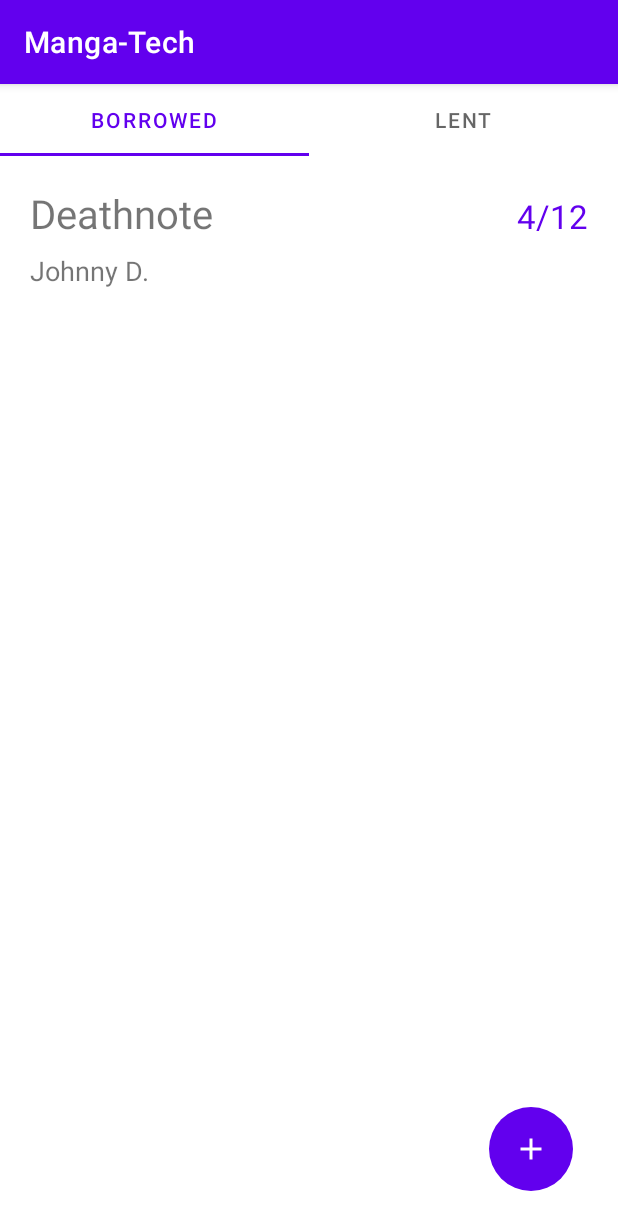
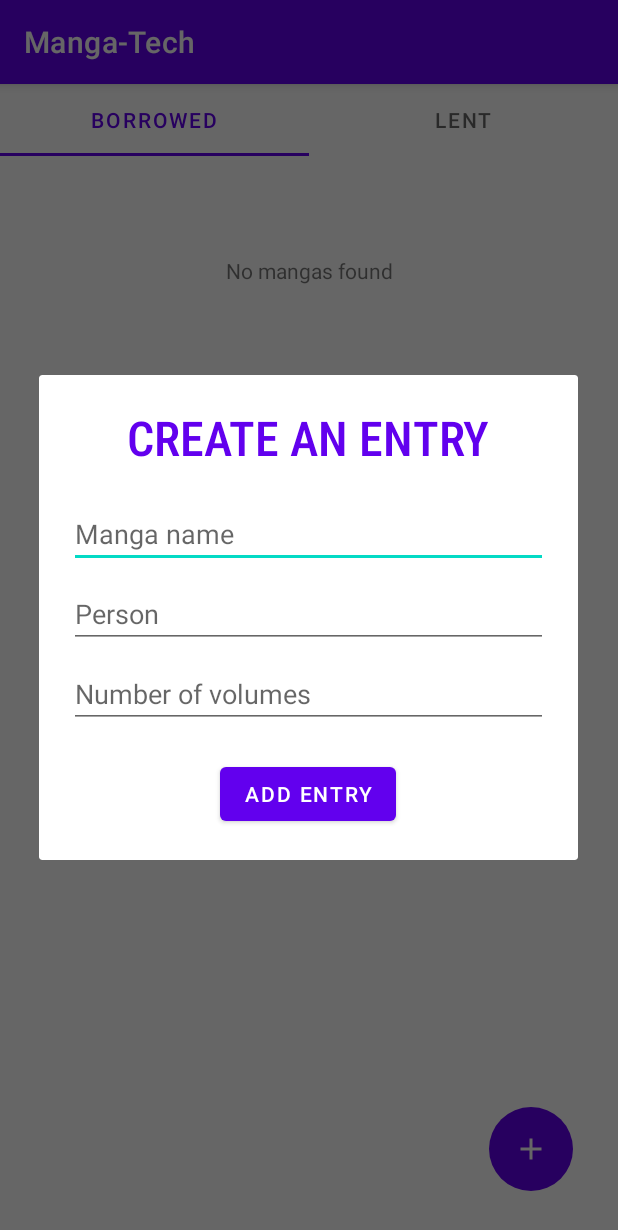
Before and after one commit to Guillaume-prog/Manga-tech, an Android app: the screen it shows after launch (MainActivity), after a tap on an icon or button, on a phone screen of 412 x 824 dp. Shown: the top 1230 px of the screen. Run offline under Robolectric (Android 15) with nearby library versions, the phone set to English and light mode, and no system bars.

Commit message:
Made adding and removing manga possible

```diff
--- a/app/src/main/java/dev/regucorp/manga_tech/BaseActivity.java
+++ b/app/src/main/java/dev/regucorp/manga_tech/BaseActivity.java
@@ -8,6 +8,7 @@ import android.widget.Toast;
 import androidx.appcompat.app.AppCompatActivity;
 
 import dev.regucorp.manga_tech.data.DataHandler;
+import dev.regucorp.manga_tech.data.MangaModel;
 
 public class BaseActivity extends AppCompatActivity {
 
@@ -17,6 +18,9 @@ public class BaseActivity extends AppCompatActivity {
         @Override
         protected void onCreate(Bundle savedInstanceState) {
             super.onCreate(savedInstanceState);
+
+            MangaModel.createInstance(getResources());
+
             db = DataHandler.getInstance(this);
             inflater = getLayoutInflater();
         }
--- a/app/src/main/java/dev/regucorp/manga_tech/MainActivity.java
+++ b/app/src/main/java/dev/regucorp/manga_tech/MainActivity.java
@@ -1,22 +1,12 @@
 package dev.regucorp.manga_tech;
 
-import androidx.annotation.NonNull;
-import androidx.fragment.app.Fragment;
-import androidx.fragment.app.FragmentPagerAdapter;
-import androidx.fragment.app.FragmentTransaction;
+import androidx.appcompat.app.AlertDialog;
 import androidx.viewpager.widget.ViewPager;
-import androidx.viewpager2.widget.ViewPager2;
-
 import android.os.Bundle;
-import android.util.Log;
-import android.view.LayoutInflater;
 import android.view.View;
 import android.widget.Button;
 import android.widget.EditText;
-import android.widget.FrameLayout;
 import android.widget.ImageButton;
-import android.widget.LinearLayout;
-import android.widget.TextView;
 
 import com.google.android.material.tabs.TabLayout;
 
@@ -40,10 +30,29 @@ public class MainActivity extends BaseActivity {
         setupTabs();
 
         ImageButton button = findViewById(R.id.add_button);
-        button.setOnClickListener(v -> {
-            TabFragment fr = (TabFragment) adapter.getItem(tabLayout.getSelectedTabPosition());
-            fr.addManga(new MangaEntry(MangaEntry.BORROW, "Johnny D.", "Deathnote", 4, 10));
+        button.setOnClickListener(showDialogBtn -> {
+            AlertDialog dialog = createDialog();
+            dialog.show();
+
+            Button submit = dialog.findViewById(R.id.dialog_add_manga);
+            submit.setOnClickListener(addMangaBtn -> addEntry(dialog));
         });
+    }
+
+    private void addEntry(AlertDialog d) {
+        String mangaName = getValue(d, R.id.manga_name);
+        String mangaPerson = getValue(d, R.id.manga_person);
+        int mangaVols = Integer.parseInt(getValue(d, R.id.manga_vols));
+        int type = (tabLayout.getSelectedTabPosition() == 0) ? MangaEntry.BORROW : MangaEntry.LEND;
+
+        MangaEntry entry = new MangaEntry(type, mangaPerson, mangaName, mangaVols);
+        MangaModel.getInstance().addEntry(db, entry);
+
+        TabFragment fr = (TabFragment) adapter.getItem(tabLayout.getSelectedTabPosition());
+        fr.addManga(entry);
+
+        d.dismiss();
+        toast("Added manga");
     }
 
     private void setupTabs() {
@@ -52,13 +61,24 @@ public class MainActivity extends BaseActivity {
         MangaEntry[] borrowed = MangaModel.getInstance().get(db, MangaEntry.BORROW);
         MangaEntry[] lent = MangaModel.getInstance().get(db, MangaEntry.LEND);
 
-        adapter.add("Borrowed", new TabFragment(borrowed));
-        adapter.add("Lent", new TabFragment(lent));
+        adapter.add("Borrowed", new TabFragment(db, borrowed));
+        adapter.add("Lent", new TabFragment(db, lent));
 
         adapter.setUpPager(tabLayout, viewPager);
     }
 
+    private AlertDialog createDialog() {
+        View dialogView = load(R.layout.add_entry_dialog);
 
+        AlertDialog.Builder builder = new AlertDialog.Builder(MainActivity.this);
+        builder.setView(dialogView);
+        return builder.create();
+    }
+
+    private String getValue(AlertDialog d, int resid) {
+        EditText e = d.findViewById(resid);
+        return e.getText().toString();
+    }
 
     /*private void addEntry() {
         String name = getInputValue(R.id.manga_name);
--- a/app/src/main/java/dev/regucorp/manga_tech/TabFragment.java
+++ b/app/src/main/java/dev/regucorp/manga_tech/TabFragment.java
@@ -13,20 +13,27 @@ import android.widget.EditText;
 import android.widget.LinearLayout;
 import android.widget.TextView;
 
+import java.util.ArrayList;
+import java.util.Collection;
+import java.util.List;
+
+import dev.regucorp.manga_tech.data.DataHandler;
 import dev.regucorp.manga_tech.data.MangaEntry;
 import dev.regucorp.manga_tech.data.MangaModel;
 
 public class TabFragment extends Fragment {
 
     private String TAG = "TabFragment";
-    private int numEntries;
-    private MangaEntry[] entries;
+    private List<MangaEntry> entries = new ArrayList<MangaEntry>();
+    private MangaEntry[] startEntries;
+
+    private DataHandler db;
 
     private LinearLayout ll;
 
-    public TabFragment(MangaEntry[] entries) {
-        numEntries = 0;
-        this.entries = entries;
+    public TabFragment(DataHandler db, MangaEntry[] entryList) {
+        this.db = db;
+        this.startEntries = entryList;
     }
 
     @Override
@@ -40,8 +47,8 @@ public class TabFragment extends Fragment {
     }
 
     public void init() {
-        if(entries != null) {
-            for(MangaEntry e : entries) {
+        if(startEntries != null) {
+            for(MangaEntry e : startEntries) {
                 addManga(e);
             }
         } else {
@@ -51,14 +58,31 @@ public class TabFragment extends Fragment {
 
     public void addManga(MangaEntry entry) {
         View v = getLayoutInflater().inflate(R.layout.manga_component, null);
+        String percentage = entry.getNumOwned() + "/" + entry.getNumVolumes();
 
         setText(v, R.id.manga_name, entry.getName());
         setText(v, R.id.manga_person, entry.getPerson());
-        setText(v, R.id.manga_vols, "4/12");
+        setText(v, R.id.manga_vols, percentage);
 
-        if(numEntries == 0) ll.removeAllViews();
+        // Access manga vols
+        v.setOnClickListener(view -> {
+            // TODO : Send to new activity
+        });
+
+        // Delete
+        v.setOnLongClickListener(view -> {
+            ll.removeView(v);
+            MangaModel.getInstance().deleteEntry(db, entry);
+
+            entries.remove(entry);
+            if(entries.size() == 0) showNoEntries();
+            return true;
+        });
+
+        entries.add(entry);
+        if(entries.size() > 0) ll.removeAllViews();
+
         ll.addView(v);
-        numEntries++;
     }
 
     private void setText(View v, int resid, String text) {
--- a/app/src/main/java/dev/regucorp/manga_tech/data/DataHandler.java
+++ b/app/src/main/java/dev/regucorp/manga_tech/data/DataHandler.java
@@ -1,6 +1,7 @@
 package dev.regucorp.manga_tech.data;
 
 import android.content.Context;
+import android.content.res.Resources;
 import android.database.sqlite.SQLiteDatabase;
 import android.database.sqlite.SQLiteOpenHelper;
 import android.util.Log;
@@ -18,7 +19,7 @@ public class DataHandler extends SQLiteOpenHelper {
 
     // DB info
     private static final String DB_NAME = "mangatech";
-    private static final int DB_VERSION = 10;
+    private static final int DB_VERSION = 11;
 
     private DataHandler(Context context) {
         super(context, DB_NAME, null, DB_VERSION);
--- a/app/src/main/java/dev/regucorp/manga_tech/data/MangaModel.java
+++ b/app/src/main/java/dev/regucorp/manga_tech/data/MangaModel.java
@@ -1,35 +1,36 @@
 package dev.regucorp.manga_tech.data;
 
 import android.content.ContentValues;
+import android.content.res.Resources;
 import android.database.Cursor;
 import android.database.sqlite.SQLiteDatabase;
 import android.util.Log;
+
+import dev.regucorp.manga_tech.R;
 
 public class MangaModel {
 
     private static final String TAG = "MangaModel";
 
     private static MangaModel instance;
+
+    public static void createInstance(Resources resources) {
+        if(instance == null) instance = new MangaModel(resources);
+    }
+
     public static MangaModel getInstance() {
-        if(instance == null) instance = new MangaModel();
         return instance;
     }
 
     private static final String TABLE_NAME = "manga_ledger";
+    private Resources res;
 
-    private MangaModel() {
-
+    private MangaModel(Resources res) {
+        this.res = res;
     }
 
     public void createTable(SQLiteDatabase db) {
-        db.execSQL("CREATE TABLE "+ TABLE_NAME +"(" +
-                "id           INT          PRIMARY KEY, " +
-                "type         INT          NOT NULL, " +
-                "person       VARCHAR(255) NOT NULL, " +
-                "name         VARCHAR(255) NOT NULL, " +
-                "start_volume INT          NOT NULL, " +
-                "end_volume   INT          NOT NULL" +
-                ");");
+        db.execSQL(res.getString(R.string.sql_manga_table_create, TABLE_NAME));
         Log.d("HI", "createTable: table created");
     }
 
@@ -43,8 +44,8 @@ public class MangaModel {
         cv.put("type", entry.getType());
 
         cv.put("name", entry.getName());
-        cv.put("start_volume", entry.getStartVolume());
-        cv.put("end_volume", entry.getEndVolume());
+        cv.put("num_volumes", entry.getNumVolumes());
+        cv.put("owned", entry.getOwned());
 
         db.getWritableDatabase().insert(TABLE_NAME, null, cv);
     }
@@ -63,8 +64,7 @@ public class MangaModel {
                         c.getInt(1),
                         c.getString(2),
                         c.getString(3),
-                        c.getInt(4),
-                        c.getInt(5));
+                        c.getInt(4));
 
                 entries[c.getPosition()].setId(c.getInt(0));
             } while(c.moveToNext());
@@ -84,6 +84,6 @@ public class MangaModel {
     }
 
     public void deleteEntry(DataHandler db, MangaEntry entry) {
-        db.getWritableDatabase().execSQL("DELETE FROM "+ TABLE_NAME +" WHERE id = "+ entry.getId() +";");
+        db.getWritableDatabase().execSQL("DELETE FROM "+ TABLE_NAME +" WHERE name = '"+ entry.getName() +"';");
     }
 }
--- /dev/null
+++ b/app/src/main/res/layout/add_entry_dialog.xml
@@ -0,0 +1,48 @@
+<?xml version="1.0" encoding="utf-8"?>
+<LinearLayout xmlns:android="http://schemas.android.com/apk/res/android"
+    xmlns:tools="http://schemas.android.com/tools"
+    tools:context=".MainActivity"
+    android:layout_width="match_parent"
+    android:layout_height="wrap_content"
+    android:orientation="vertical"
+    android:padding="20dp">
+
+    <TextView
+        android:layout_width="match_parent"
+        android:layout_height="wrap_content"
+        android:text="CREATE AN ENTRY"
+        android:textSize="32sp"
+        android:textColor="@color/purple_500"
+        android:fontFamily="sans-serif-condensed-medium"
+        android:layout_marginBottom="20dp"
+        android:gravity="center" />
+
+    <EditText
+        android:id="@+id/manga_name"
+        android:layout_width="match_parent"
+        android:layout_height="wrap_content"
+        android:hint="Manga name" />
+
+    <EditText
+        android:id="@+id/manga_person"
+        android:layout_width="match_parent"
+        android:layout_height="wrap_content"
+        android:hint="Person"
+        android:layout_marginVertical="8dp"/>
+
+    <EditText
+        android:id="@+id/manga_vols"
+        android:layout_width="match_parent"
+        android:layout_height="wrap_content"
+        android:inputType="number"
+        android:hint="Number of volumes"/>
+
+    <Button
+        android:id="@+id/dialog_add_manga"
+        android:layout_width="wrap_content"
+        android:layout_height="wrap_content"
+        android:text="Add entry"
+        android:layout_gravity="center"
+        android:layout_marginTop="20dp"/>
+
+</LinearLayout>
--- a/app/src/main/res/values/strings.xml
+++ b/app/src/main/res/values/strings.xml
@@ -1,3 +1,13 @@
 <resources>
     <string name="app_name">Manga-Tech</string>
+
+    <!-- All stuff SQL related -->
+    <string name="sql_manga_table_create">CREATE TABLE %s (
+        id           INT          PRIMARY KEY,
+        type         INT          NOT NULL,
+        person       VARCHAR(255) NOT NULL,
+        name         VARCHAR(255) NOT NULL,
+        num_volumes  INT          NOT NULL,
+        owned        TEXT         NOT NULL
+    );</string>
 </resources>
```
Also changed, not shown: app/src/main/java/dev/regucorp/manga_tech/DBTestActivity.java (+5 -5 lines), app/src/main/java/dev/regucorp/manga_tech/data/MangaEntry.java (+26 -10 lines), app/src/main/res/layout/db_test_act.xml (deleted, +0 -80 lines).
